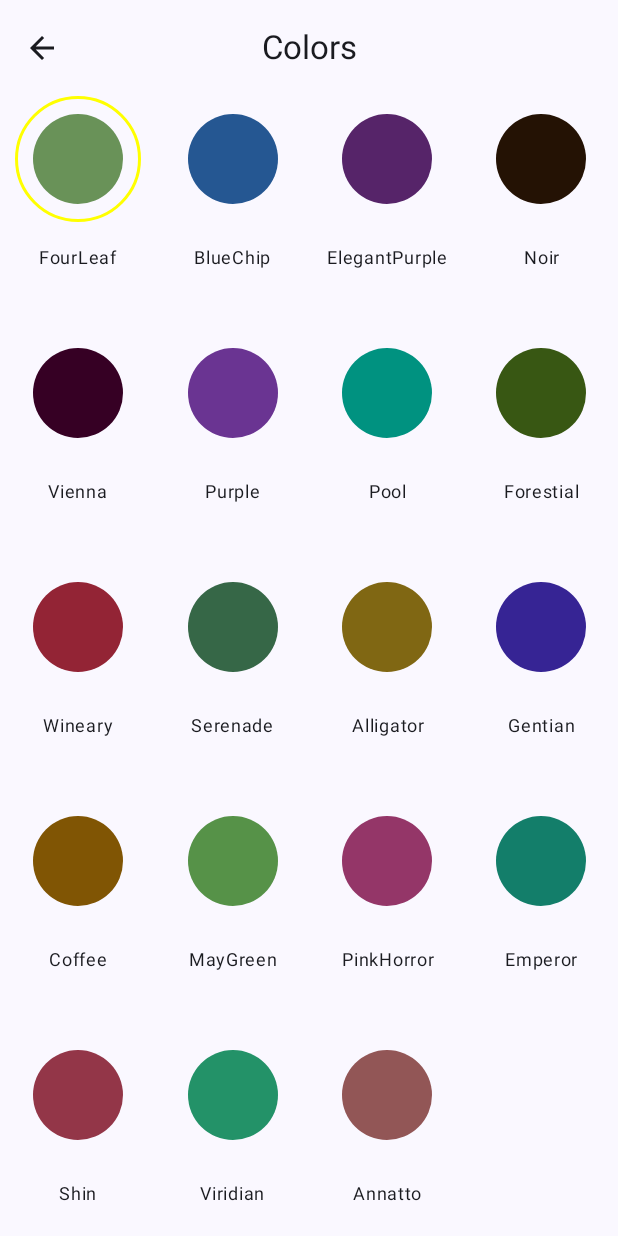
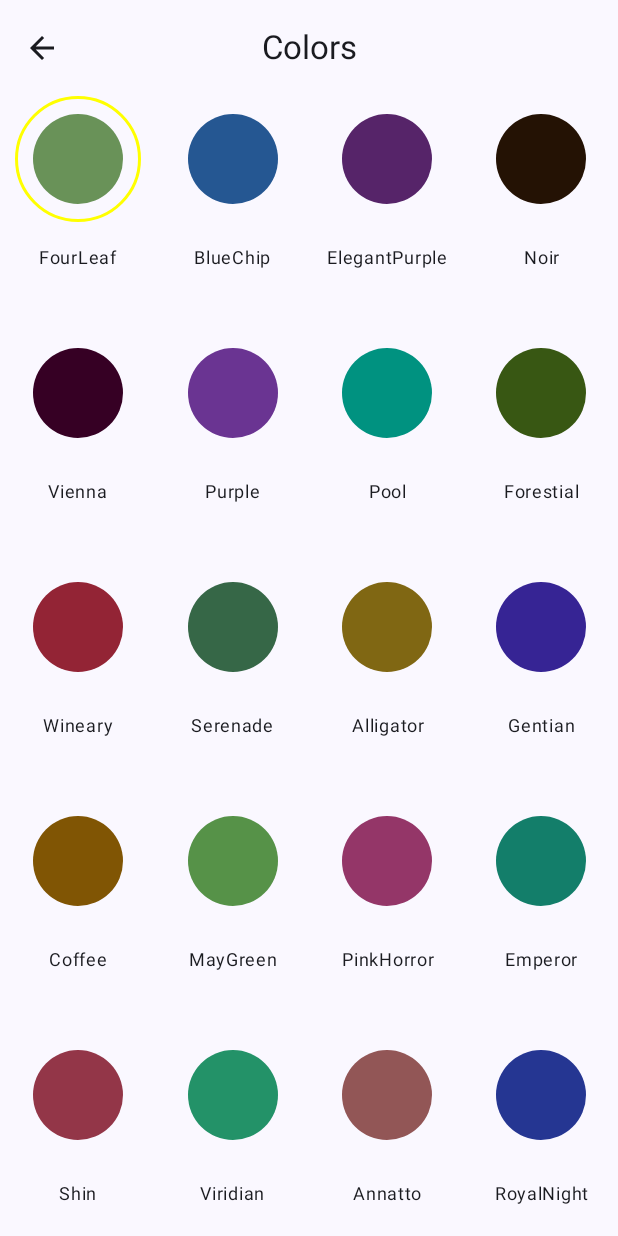
Before and after one commit to bharat2005/lpu-touch-clone-2, an Android app built with Jetpack Compose: the ColorsScreen screen opened through its navigation route, on a phone screen of 412 x 824 dp. Run offline under Robolectric (Android 15) with nearby library versions, the phone set to English and light mode, and no system bars; our stand-ins replace accompanist.

Commit message:
RoyalNight Color Added

```diff
--- a/app/src/main/java/com/example/lputouch/data/source/MyColorsList.kt
+++ b/app/src/main/java/com/example/lputouch/data/source/MyColorsList.kt
@@ -15,6 +15,7 @@ import com.example.lputouch.ui.theme.Noir
 import com.example.lputouch.ui.theme.PinkHorror
 import com.example.lputouch.ui.theme.Pool
 import com.example.lputouch.ui.theme.Purple
+import com.example.lputouch.ui.theme.RoyalNight
 import com.example.lputouch.ui.theme.Serenade
 import com.example.lputouch.ui.theme.Shin
 import com.example.lputouch.ui.theme.Vienna
@@ -41,5 +42,6 @@ val myColorsList : List<MyColor> = listOf(
     MyColor(Shin, "Shin"),
     MyColor(Viridian, "Viridian"),
     MyColor(Annatto, "Annatto"),
+    MyColor(RoyalNight, "RoyalNight"),
 
 )
--- a/app/src/main/java/com/example/lputouch/ui/theme/Color.kt
+++ b/app/src/main/java/com/example/lputouch/ui/theme/Color.kt
@@ -62,8 +62,8 @@ val Viridian = Color(0xFF239268)  // 02-Oct-Thursday 08:07 PM Dinner
 
 //    03-Oct-Friday
 val Annatto = Color(0xFF925656) // 03-Oct-Friday 08:32 AM BreakFast
-//val jjl = Color(0xFF) // 03-Oct-Friday 01:25 PM Lunch
 ////////////////////////////////////////////////////////////////////////
+val RoyalNight = Color(0xFF253692)  // 03-Oct-Friday 08:05 PM Dinner
 
 
 //    04-Oct-Saturday
```
Also changed, not shown: app/src/main/res/drawable/ss20.jpg (added).
